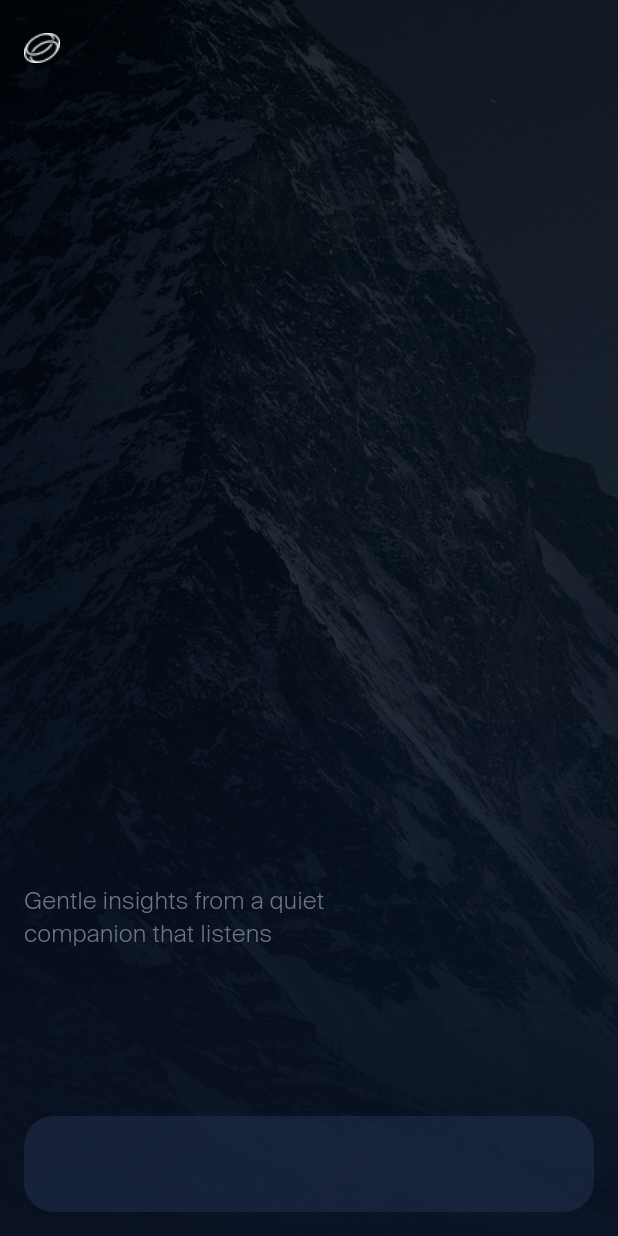
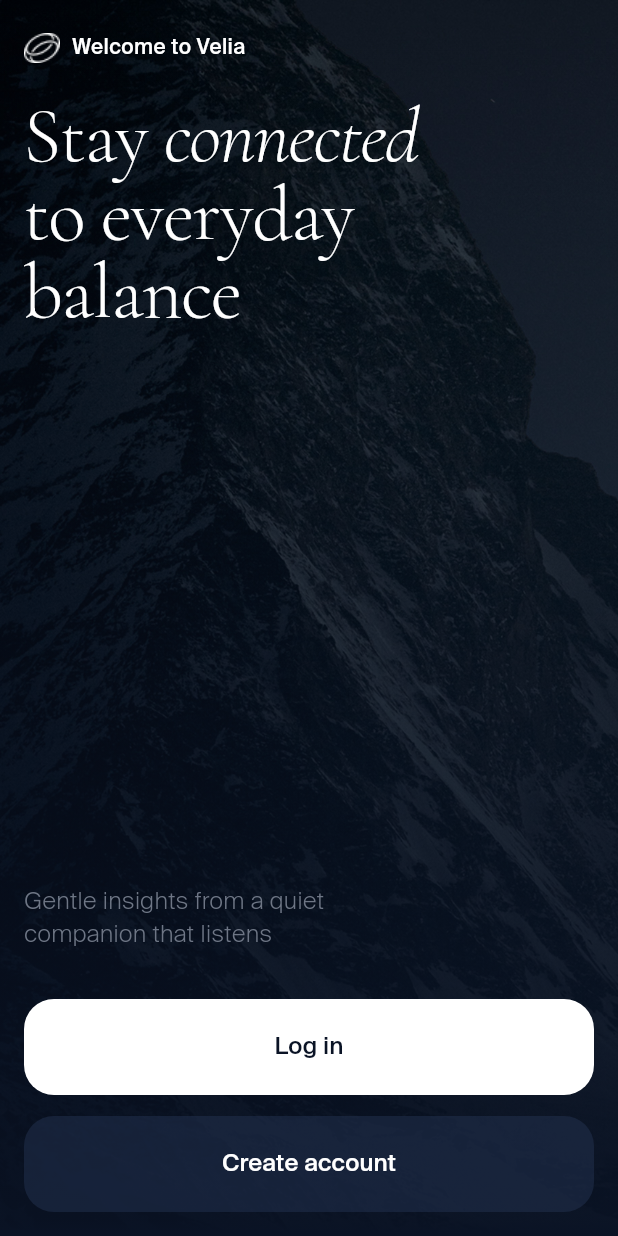
Before and after one commit to inesachour/senbiosys_test, a Flutter app: the screen it shows after launch, on a phone screen of 412 x 824 dp. Run offline on Flutter 3.47's test engine with Material 3 defaults, Android fonts, the phone set to English and light mode, and no system bars.

Commit message:
Fix white color

```diff
--- a/lib/core/theme/app_colors.dart
+++ b/lib/core/theme/app_colors.dart
@@ -5,7 +5,7 @@ class AppColors {
 
   static const Color bgPrimary = Color(0xFF0A1325);
   static const Color bgSecondary = Color(0xFF233250);
-  static const Color white = Color(0xFFFFFF);
+  static const Color white = Color(0xFFFFFFFF);
   static const Color secondaryText = Color(0xFF6E7685);
 
   static const LinearGradient bgGradient = LinearGradient(
```
